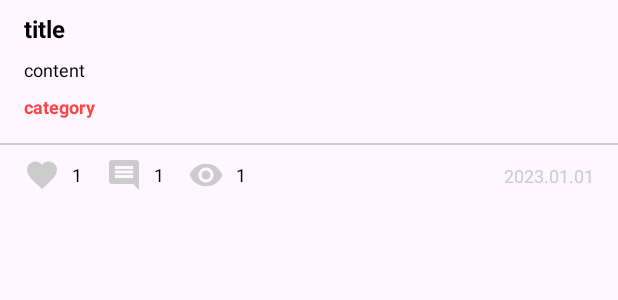
After one commit to mrohseungjun/BlindeApp, an Android app: the layout item_content.xml on its own in the app's theme, with its tools: preview values and no code run, on a phone screen of 412 x 824 dp. The commit adds this screen. Shown: the top 300 px of the screen. Run offline under Robolectric (Android 15) with nearby library versions, the phone set to English and light mode, and no system bars.

Commit message:
design : 리스트 화면 구현, 상세 화면 구현

```diff
--- a/app/src/main/AndroidManifest.xml
+++ b/app/src/main/AndroidManifest.xml
@@ -14,7 +14,7 @@
         android:theme="@style/Theme.BlindeApp"
         tools:targetApi="31">
         <activity
-            android:name=".MainActivity"
+            android:name=".presenter.ui.MainActivity"
             android:exported="true">
             <intent-filter>
                 <action android:name="android.intent.action.MAIN" />
--- /dev/null
+++ b/app/src/main/res/drawable/baseline_add_24.xml
@@ -0,0 +1,5 @@
+<vector android:height="24dp" android:tint="#FFFFFF"
+    android:viewportHeight="24" android:viewportWidth="24"
+    android:width="24dp" xmlns:android="http://schemas.android.com/apk/res/android">
+    <path android:fillColor="@android:color/white" android:pathData="M19,13h-6v6h-2v-6H5v-2h6V5h2v6h6v2z"/>
+</vector>
--- /dev/null
+++ b/app/src/main/res/drawable/baseline_comment_24.xml
@@ -0,0 +1,5 @@
+<vector android:autoMirrored="true" android:height="24dp"
+    android:tint="#CCCCCC" android:viewportHeight="24"
+    android:viewportWidth="24" android:width="24dp" xmlns:android="http://schemas.android.com/apk/res/android">
+    <path android:fillColor="@android:color/white" android:pathData="M21.99,4c0,-1.1 -0.89,-2 -1.99,-2L4,2c-1.1,0 -2,0.9 -2,2v12c0,1.1 0.9,2 2,2h14l4,4 -0.01,-18zM18,14L6,14v-2h12v2zM18,11L6,11L6,9h12v2zM18,8L6,8L6,6h12v2z"/>
+</vector>
--- /dev/null
+++ b/app/src/main/res/drawable/baseline_eye_24.xml
@@ -0,0 +1,5 @@
+<vector android:height="24dp" android:tint="#CCCCCC"
+    android:viewportHeight="24" android:viewportWidth="24"
+    android:width="24dp" xmlns:android="http://schemas.android.com/apk/res/android">
+    <path android:fillColor="@android:color/white" android:pathData="M12,4.5C7,4.5 2.73,7.61 1,12c1.73,4.39 6,7.5 11,7.5s9.27,-3.11 11,-7.5c-1.73,-4.39 -6,-7.5 -11,-7.5zM12,17c-2.76,0 -5,-2.24 -5,-5s2.24,-5 5,-5 5,2.24 5,5 -2.24,5 -5,5zM12,9c-1.66,0 -3,1.34 -3,3s1.34,3 3,3 3,-1.34 3,-3 -1.34,-3 -3,-3z"/>
+</vector>
--- /dev/null
+++ b/app/src/main/res/drawable/baseline_favorite_24.xml
@@ -0,0 +1,5 @@
+<vector android:height="24dp" android:tint="#CCCCCC"
+    android:viewportHeight="24" android:viewportWidth="24"
+    android:width="24dp" xmlns:android="http://schemas.android.com/apk/res/android">
+    <path android:fillColor="@android:color/white" android:pathData="M12,21.35l-1.45,-1.32C5.4,15.36 2,12.28 2,8.5 2,5.42 4.42,3 7.5,3c1.74,0 3.41,0.81 4.5,2.09C13.09,3.81 14.76,3 16.5,3 19.58,3 22,5.42 22,8.5c0,3.78 -3.4,6.86 -8.55,11.54L12,21.35z"/>
+</vector>
--- /dev/null
+++ b/app/src/main/res/layout/item_content.xml
@@ -0,0 +1,140 @@
+<?xml version="1.0" encoding="utf-8"?>
+<layout xmlns:android="http://schemas.android.com/apk/res/android"
+    xmlns:app="http://schemas.android.com/apk/res-auto"
+    xmlns:tools="http://schemas.android.com/tools">
+
+    <data>
+
+        <variable
+            name="item"
+            type="com.example.blindeapp.domain.model.Content" />
+
+        <variable
+            name="handler"
+            type="com.example.blindeapp.presenter.ui.MainActivity.Handler" />
+    </data>
+
+    <androidx.constraintlayout.widget.ConstraintLayout
+        android:layout_width="match_parent"
+        android:layout_height="wrap_content"
+        android:onClick="@{() -> handler.onClickItem(item)}"
+        android:onLongClick="@{() -> handler.onLongClickItem(item)}"
+        >
+
+        <androidx.appcompat.widget.AppCompatTextView
+            android:id="@+id/titleTextView"
+            android:layout_width="0dp"
+            android:layout_height="wrap_content"
+            android:layout_marginStart="@dimen/margin"
+            android:layout_marginTop="@dimen/margin_small"
+            android:layout_marginEnd="@dimen/margin"
+            android:text="@{item.title}"
+            android:textAppearance="@style/TextAppearance.App.Large.Bold"
+            app:layout_constraintEnd_toEndOf="parent"
+            app:layout_constraintStart_toStartOf="parent"
+            app:layout_constraintTop_toTopOf="parent"
+            tools:text="title" />
+
+        <androidx.appcompat.widget.AppCompatTextView
+            android:id="@+id/contentTextView"
+            android:layout_width="0dp"
+            android:layout_height="wrap_content"
+            android:layout_marginStart="@dimen/margin"
+            android:layout_marginTop="@dimen/margin_small"
+            android:layout_marginEnd="@dimen/margin"
+            android:text="@{item.content}"
+            android:textAppearance="@style/TextAppearance.App.Small"
+            app:layout_constraintEnd_toEndOf="parent"
+            app:layout_constraintStart_toStartOf="parent"
+            app:layout_constraintTop_toBottomOf="@+id/titleTextView"
+            tools:text="content" />
+
+        <androidx.appcompat.widget.AppCompatTextView
+            android:id="@+id/categoryTextView"
+            android:layout_width="wrap_content"
+            android:layout_height="wrap_content"
+            android:layout_marginStart="@dimen/margin"
+            android:layout_marginTop="@dimen/margin_small"
+            android:layout_marginEnd="@dimen/margin"
+            android:text="@{item.category}"
+            android:textAppearance="@style/TextAppearance.App.Small.Bold"
+            android:textColor="@android:color/holo_red_light"
+            app:layout_constraintStart_toStartOf="parent"
+            app:layout_constraintTop_toBottomOf="@+id/contentTextView"
+            tools:text="category" />
+
+        <View
+            android:id="@+id/divider"
+            android:layout_width="0dp"
+            android:layout_height="1dp"
+            android:layout_marginTop="@dimen/margin"
+            android:background="#CCCCCC"
+            app:layout_constraintEnd_toEndOf="parent"
+            app:layout_constraintStart_toStartOf="parent"
+            app:layout_constraintTop_toBottomOf="@+id/categoryTextView" />
+
+        <androidx.appcompat.widget.AppCompatTextView
+            android:id="@+id/likeCountTextView"
+            android:layout_width="wrap_content"
+            android:layout_height="wrap_content"
+            android:layout_marginStart="@dimen/margin"
+            android:layout_marginTop="@dimen/margin_small"
+            android:layout_marginBottom="@dimen/margin_small"
+            android:drawableStart="@drawable/baseline_favorite_24"
+            android:drawablePadding="@dimen/padding_small"
+            android:gravity="center_vertical"
+            android:text="@{Integer.toString(item.likeCount)}"
+            android:textAppearance="@style/TextAppearance.App.Small"
+            app:layout_constraintBottom_toBottomOf="parent"
+            app:layout_constraintStart_toStartOf="parent"
+            app:layout_constraintTop_toBottomOf="@+id/divider"
+            tools:text="1"/>
+
+        <androidx.appcompat.widget.AppCompatTextView
+            android:id="@+id/commentCountTextView"
+            android:layout_width="wrap_content"
+            android:layout_height="wrap_content"
+            android:layout_marginStart="@dimen/margin"
+            android:drawableStart="@drawable/baseline_comment_24"
+            android:drawablePadding="@dimen/padding_small"
+            android:gravity="center_vertical"
+            android:text="@{Integer.toString(item.commentCount)}"
+            android:textAppearance="@style/TextAppearance.App.Small"
+            app:layout_constraintBottom_toBottomOf="@+id/likeCountTextView"
+            app:layout_constraintTop_toTopOf="@+id/likeCountTextView"
+            app:layout_constraintStart_toEndOf="@+id/likeCountTextView"
+            tools:text="1"/>
+
+        <androidx.appcompat.widget.AppCompatTextView
+            android:id="@+id/viewCOuntTextView"
+            android:layout_width="wrap_content"
+            android:layout_height="wrap_content"
+            android:layout_marginStart="@dimen/margin"
+            android:drawableStart="@drawable/baseline_eye_24"
+            android:drawablePadding="@dimen/padding_small"
+            android:gravity="center_vertical"
+            android:text="@{Integer.toString(item.viewCount)}"
+            android:textAppearance="@style/TextAppearance.App.Small"
+            app:layout_constraintBottom_toBottomOf="@+id/likeCountTextView"
+            app:layout_constraintTop_toTopOf="@+id/likeCountTextView"
+            app:layout_constraintStart_toEndOf="@+id/commentCountTextView"
+            tools:text="1"/>
+
+        <androidx.appcompat.widget.AppCompatTextView
+            android:id="@+id/dateTextView"
+            android:layout_width="wrap_content"
+            android:layout_height="wrap_content"
+            android:layout_marginEnd="@dimen/margin"
+            app:layout_constraintEnd_toEndOf="parent"
+            app:layout_constraintTop_toTopOf="@+id/likeCountTextView"
+            app:layout_constraintBottom_toBottomOf="@+id/likeCountTextView"
+            android:textAppearance="@style/TextAppearance.App.Small"
+            android:textColor="#CCCCCC"
+            app:date="@{item.createdDate}"
+            tools:text="2023.01.01"/>
+
+
+
+
+    </androidx.constraintlayout.widget.ConstraintLayout>
+</layout>
```
Also changed, not shown: app/src/main/java/com/example/blindeapp/MainActivity.kt (deleted, +0 -11 lines), app/src/main/java/com/example/blindeapp/domain/model/Content.kt (added, +15 -0 lines), app/src/main/java/com/example/blindeapp/presenter/ui/MainActivity.kt (added, +51 -0 lines), app/src/main/java/com/example/blindeapp/presenter/ui/list/ListAdapter.kt (added, +35 -0 lines), app/src/main/java/com/example/blindeapp/presenter/ui/list/viewholder/ContentViewHolder.kt (added, +17 -0 lines), app/src/main/java/com/example/blindeapp/util/BindingAdapter.kt (added, +10 -0 lines), app/src/main/res/layout/activity_main.xml (+50 -5 lines).
